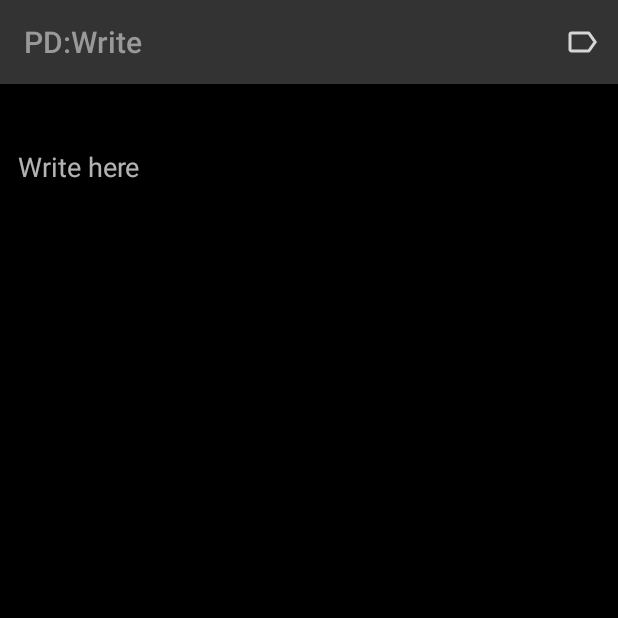
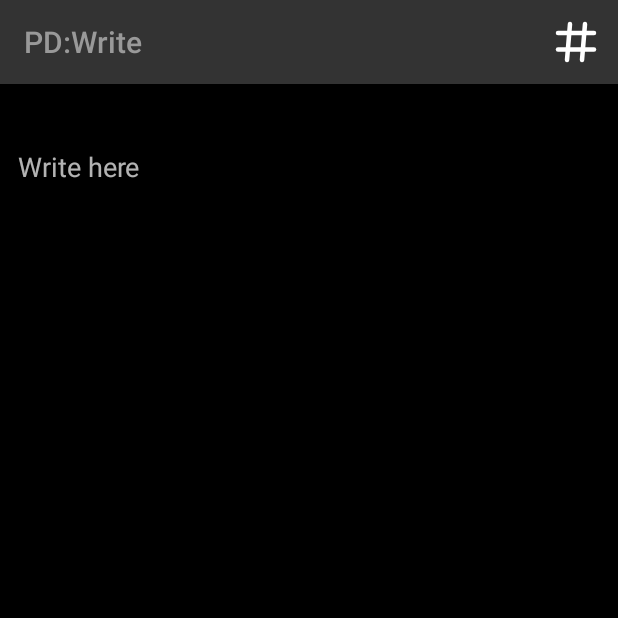
Before and after one commit to ftsdesign/paranoid-diary, an Android app: the WriteActivity screen opened directly, with no data from a screen before it, on a phone screen of 412 x 824 dp, the top half of it. Run offline under Robolectric (Android 15) with nearby library versions, the phone set to English and light mode, and no system bars; our stand-ins replace FlexboxLayout; 1 statement that could not run was skipped.

Commit message:
Changed tag to hashtag icon for consistency

```diff
--- a/app/src/main/java/biz/ftsdesign/paranoiddiary/MainActivity.java
+++ b/app/src/main/java/biz/ftsdesign/paranoiddiary/MainActivity.java
@@ -441,7 +441,7 @@ public class MainActivity extends AppCompatActivity
         }
 
         NamedPredicate<Record> predicate = recordsViewAdapter.getRecordPredicate();
-        final String predicateText = predicate != null ? predicate.toString() : "";
+        final String predicateText = predicate != null ? predicate.toString() : "#";
         MenuItem tagFilterItem = menu.findItem(R.id.action_filter_tags);
         tagFilterItem.setTitle(predicateText);
     }
--- /dev/null
+++ b/app/src/main/res/drawable/ic_action_hashtag.xml
@@ -0,0 +1,40 @@
+<vector xmlns:android="http://schemas.android.com/apk/res/android"
+    android:width="32dp"
+    android:height="32dp"
+    android:viewportWidth="8.466666"
+    android:viewportHeight="8.466667"
+    android:tint="#FFFFFF"
+    >
+  <path
+      android:pathData="M1.05833,2.64581L7.40833,2.64581"
+      android:strokeAlpha="1"
+      android:strokeLineJoin="miter"
+      android:strokeWidth="0.79374999"
+      android:fillColor="#00000000"
+      android:strokeColor="#FF000000"
+      android:strokeLineCap="round"/>
+  <path
+      android:pathData="M1.05833,5.55624L7.40833,5.55624"
+      android:strokeAlpha="1"
+      android:strokeLineJoin="miter"
+      android:strokeWidth="0.79374999"
+      android:fillColor="#00000000"
+      android:strokeColor="#FF000000"
+      android:strokeLineCap="round"/>
+  <path
+      android:pathData="M2.64583,7.40833 L3.175,1.05832"
+      android:strokeAlpha="1"
+      android:strokeLineJoin="miter"
+      android:strokeWidth="0.79374999"
+      android:fillColor="#00000000"
+      android:strokeColor="#FF000000"
+      android:strokeLineCap="round"/>
+  <path
+      android:pathData="m5.29167,7.40833 l0.52917,-6.35"
+      android:strokeAlpha="1"
+      android:strokeLineJoin="miter"
+      android:strokeWidth="0.79374999"
+      android:fillColor="#00000000"
+      android:strokeColor="#FF000000"
+      android:strokeLineCap="round"/>
+</vector>
--- a/app/src/main/res/menu/menu_main.xml
+++ b/app/src/main/res/menu/menu_main.xml
@@ -16,9 +16,8 @@
         <menu>
             <item
                 android:id="@+id/action_filter_tags"
-                android:icon="@drawable/ic_action_tag"
                 android:orderInCategory="100"
-                android:title=""/>
+                android:title="#"/>
             <item
                 android:id="@+id/action_clear_filter"
                 android:orderInCategory="100"
@@ -29,7 +28,7 @@
         android:id="@+id/action_tag"
         android:orderInCategory="100"
         android:title="@string/action_tag"
-        android:icon="@drawable/ic_action_tag"
+        android:icon="@drawable/ic_action_hashtag"
         app:showAsAction="ifRoom" />
     <item
         android:id="@+id/action_share"
--- a/app/src/main/res/menu/menu_writing.xml
+++ b/app/src/main/res/menu/menu_writing.xml
@@ -7,7 +7,7 @@
         android:id="@+id/action_tag"
         android:orderInCategory="100"
         android:title="@string/action_tag"
-        android:icon="@drawable/ic_action_tag"
+        android:icon="@drawable/ic_action_hashtag"
         app:showAsAction="always" />
 
 </menu>
--- a/app/src/main/res/values/strings.xml
+++ b/app/src/main/res/values/strings.xml
@@ -88,7 +88,7 @@
     <string name="incorrect_old_password">Old password is incorrect</string>
     <string name="new_passwords_dont_match">New passwords don\'t match</string>
     <string name="action_filter">Filter</string>
-    <string name="action_tag">Tag</string>
+    <string name="action_tag">#tag</string>
     <string name="set_tags">Set tags</string>
     <string name="records_affected">Records affected: %d</string>
     <string name="title_activity_main">PD</string>
```
Also changed, not shown: 1 other file.
